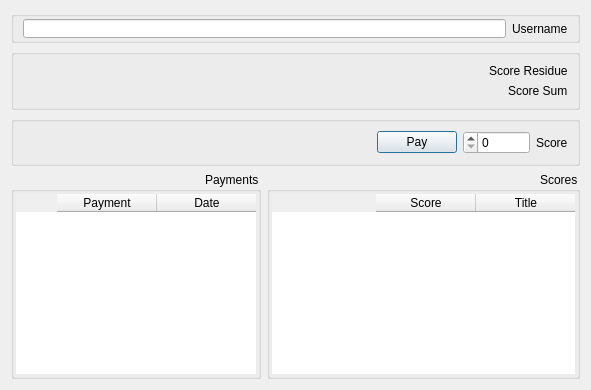
Before: the Qt Designer form payment.ui in nournia/ketabkhaane, drawn with Qt 5.
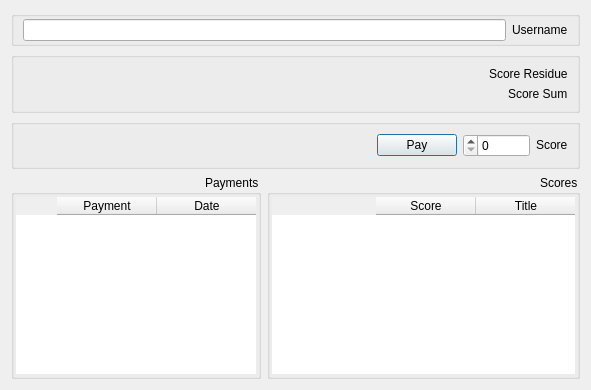
After: the same form once the commit is applied. Icons and pictures are not drawn. Custom widgets are drawn as their Qt base class.

```diff
--- a/payment.ui
+++ b/payment.ui
@@ -16,26 +16,30 @@
   <layout class="QVBoxLayout" name="verticalLayout">
    <item>
     <widget class="QGroupBox" name="gPayment">
-     <property name="minimumSize">
-      <size>
-       <width>0</width>
-       <height>32</height>
-      </size>
+     <property name="sizePolicy">
+      <sizepolicy hsizetype="Preferred" vsizetype="Maximum">
+       <horstretch>0</horstretch>
+       <verstretch>0</verstretch>
+      </sizepolicy>
      </property>
      <property name="title">
       <string/>
      </property>
-     <layout class="QVBoxLayout" name="verticalLayout_2">
+     <layout class="QHBoxLayout" name="horizontalLayout_6">
       <property name="topMargin">
        <number>2</number>
       </property>
       <property name="bottomMargin">
        <number>2</number>
       </property>
-      <item>
-       <layout class="QHBoxLayout" name="lUser">
         <item>
          <widget class="QLabel" name="label_2">
+        <property name="sizePolicy">
+         <sizepolicy hsizetype="Preferred" vsizetype="Fixed">
+          <horstretch>0</horstretch>
+          <verstretch>0</verstretch>
+         </sizepolicy>
+        </property>
           <property name="text">
            <string>Username</string>
           </property>
@@ -45,8 +49,6 @@
          <widget class="MyLineEdit" name="eUser"/>
         </item>
        </layout>
-      </item>
-     </layout>
     </widget>
    </item>
    <item>
@@ -55,6 +57,9 @@
       <string/>
      </property>
      <layout class="QFormLayout" name="formLayout">
+      <property name="fieldGrowthPolicy">
+       <enum>QFormLayout::AllNonFixedFieldsGrow</enum>
+      </property>
       <property name="labelAlignment">
        <set>Qt::AlignLeading|Qt::AlignLeft|Qt::AlignVCenter</set>
       </property>
@@ -79,6 +84,9 @@
         <property name="styleSheet">
          <string notr="true">color: #049cdb</string>
         </property>
+        <property name="alignment">
+         <set>Qt::AlignRight|Qt::AlignTrailing|Qt::AlignVCenter</set>
+        </property>
        </widget>
       </item>
       <item row="1" column="0">
@@ -102,6 +110,9 @@
         <property name="styleSheet">
          <string notr="true">color: #049cdb</string>
         </property>
+        <property name="alignment">
+         <set>Qt::AlignRight|Qt::AlignTrailing|Qt::AlignVCenter</set>
+        </property>
        </widget>
       </item>
      </layout>
@@ -115,6 +126,12 @@
      <layout class="QHBoxLayout" name="horizontalLayout">
       <item>
        <widget class="QLabel" name="label_3">
+        <property name="sizePolicy">
+         <sizepolicy hsizetype="Preferred" vsizetype="Fixed">
+          <horstretch>0</horstretch>
+          <verstretch>0</verstretch>
+         </sizepolicy>
+        </property>
         <property name="text">
          <string>Score</string>
         </property>
@@ -130,9 +147,6 @@
         </property>
        </widget>
       </item>
-      <item>
-       <layout class="QHBoxLayout" name="horizontalLayout_2"/>
-      </item>
       <item>
        <widget class="QPushButton" name="pushButton">
         <property name="text">
@@ -161,7 +175,20 @@
     </widget>
    </item>
    <item>
-    <layout class="QHBoxLayout" name="horizontalLayout_5">
+    <widget class="QWidget" name="widget" native="true">
+     <layout class="QHBoxLayout" name="horizontalLayout_2">
+      <property name="leftMargin">
+       <number>0</number>
+      </property>
+      <property name="topMargin">
+       <number>0</number>
+      </property>
+      <property name="rightMargin">
+       <number>0</number>
+      </property>
+      <property name="bottomMargin">
+       <number>0</number>
+      </property>
      <item>
       <widget class="QGroupBox" name="groupBox_2">
        <property name="title">
@@ -242,6 +269,7 @@
       </widget>
      </item>
     </layout>
+    </widget>
    </item>
   </layout>
  </widget>
```
Left out of the diff: 23 changed lines with no effect on the pictures. Lines whose indentation alone changed are shown as unchanged.
